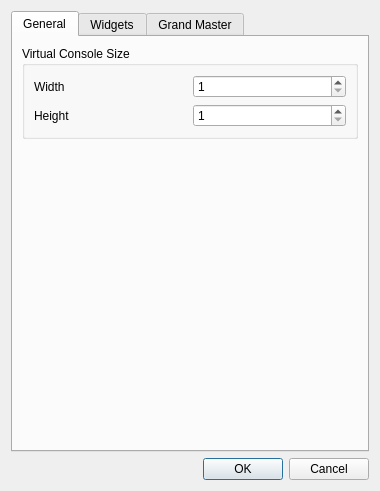
mcallegari/qlcplus, file ui/src/virtualconsole/vcproperties.ui: the form before one commit.
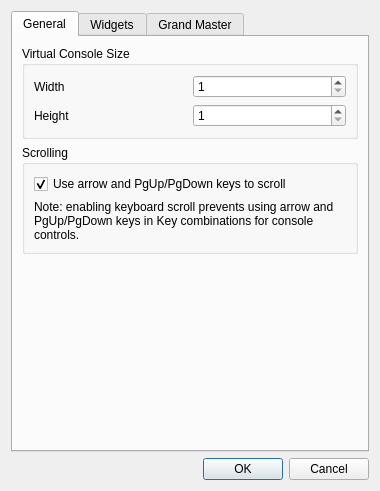
The form after the commit.

Commit message:
ui: introduce keyboard scroll flag in Virtual Console
Introduce in Virtual Console Settings a flag to enable/disable
standard keyboard management on scroll area.
The flag, when enabled (default), guarantees current behaviour:
arrow keys and PgUp/PgDown keys are used to scroll the console
and cannot be used as key combinations for controls.
When disabled, the scroll area does not consume key events
anymore, leaving all the keys available as key combinations
on the controls.

What changed in the file:
```diff
--- a/ui/src/virtualconsole/vcproperties.ui
+++ b/ui/src/virtualconsole/vcproperties.ui
@@ -105,6 +105,35 @@
         </widget>
        </item>
        <item row="1" column="0">
+        <widget class="QGroupBox" name="m_scrollGroup">
+         <property name="title">
+          <string>Scrolling</string>
+         </property>
+         <layout class="QGridLayout" name="gridLayout_1">
+          <item row="0" column="0">
+           <widget class="QCheckBox" name="m_enableKeyboardScroll">
+            <property name="text">
+             <string>Use arrow and PgUp/PgDown keys to scroll</string>
+            </property>
+            <property name="checked">
+             <bool>true</bool>
+            </property>
+           </widget>
+          </item>
+          <item row="1" column="0">
+           <widget class="QLabel" name="m_keyboardScrollWarning">
+            <property name="text">
+             <string>Note: enabling keyboard scroll prevents using arrow and PgUp/PgDown keys in Key combinations for console controls.</string>
+            </property>
+            <property name="wordWrap">
+             <bool>true</bool>
+            </property>
+           </widget>
+          </item>
+         </layout>
+        </widget>
+       </item>
+       <item row="2" column="0">
         <spacer name="verticalSpacer_2">
          <property name="orientation">
           <enum>Qt::Orientation::Vertical</enum>
```
Left out of the diff: 17 changed lines with no effect on the pictures. The commit also changes 10 other files.
